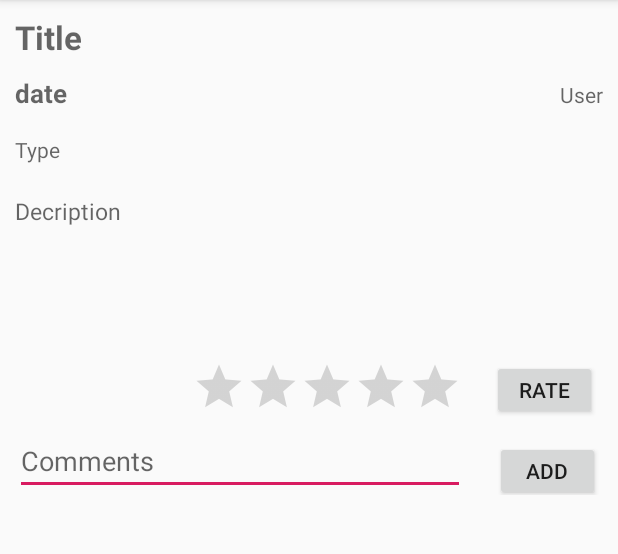
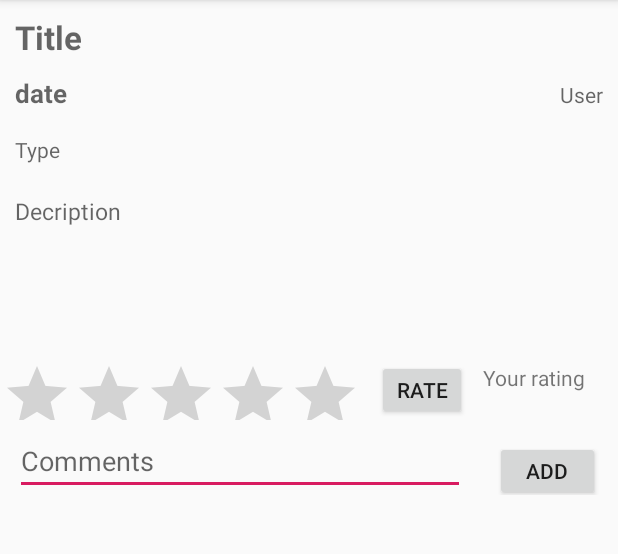
Before and after one commit to kh1290/EventManagerI, an Android app: the EventViewActivity screen opened directly, with no data from a screen before it, on a phone screen of 412 x 824 dp, the part 84-638 px from its top. Run offline under Robolectric (Android 15) with nearby library versions, the phone set to English and light mode, and no system bars; our stand-ins replace Firebase (no records; nobody signed in at launch, a user with empty details on screens opened directly).

Commit message:
ratingbar added

```diff
--- a/app/src/main/java/com/example/eventmanageri/Activities/EventViewActivity.java
+++ b/app/src/main/java/com/example/eventmanageri/Activities/EventViewActivity.java
@@ -7,12 +7,12 @@ import androidx.recyclerview.widget.RecyclerView;
 
 import android.content.Intent;
 import android.os.Bundle;
-import android.renderscript.Sampler;
 import android.view.Menu;
 import android.view.MenuItem;
 import android.view.View;
 import android.widget.Button;
 import android.widget.EditText;
+import android.widget.RatingBar;
 import android.widget.TextView;
 import android.widget.Toast;
 
@@ -38,19 +38,23 @@ import java.util.Locale;
 
 public class EventViewActivity extends AppCompatActivity {
 
-    private TextView mTitle_viewTxt, mUser_viewTxt, mDate_viewTxt, mMemo_viewTxt, mPhoto_viewTxt,
+    private TextView textViewRate, mTitle_viewTxt, mUser_viewTxt, mDate_viewTxt, mMemo_viewTxt, mPhoto_viewTxt,
             mVideo_viewTxt, mLocation_viewTxt, mType_viewTxt;
     // private ImageView mPhoto_imgView;
 
-    private String key, eventid, userid, title, date, memo, photo,
+    private String message, key, eventid, userid, title, date, memo, photo,
             video, location, share, type, uId, uDisplayName;
     private EditText mComment;
-    private Button mBtnUpdate, mBtnAddComment;
+    private Button mBtnUpdate, mBtnAddComment, mBtnRate;
     private FirebaseDatabase mDatabase;
     private FirebaseUser mUser;
+    private RatingBar ratingRatingBar;
     RecyclerView RvComment;
     List<Comment> listComment;
     CommentAdapter commentAdapter;
+
+
+
 
 
     @Override
@@ -70,6 +74,10 @@ public class EventViewActivity extends AppCompatActivity {
         mComment = (EditText) findViewById(R.id.comment_editView);
         mBtnUpdate = (Button) findViewById(R.id.btnUpdate);
         mBtnAddComment = (Button) findViewById(R.id.btnAddComment);
+        ratingRatingBar = (RatingBar) findViewById(R.id.ratingBar4);
+        mBtnRate = (Button)findViewById(R.id.button2);
+        final TextView ratingDisplayTextView = (TextView)findViewById(R.id.textViewRate);
+
 
         mDatabase = FirebaseDatabase.getInstance();
         mUser = FirebaseAuth.getInstance().getCurrentUser();
@@ -97,6 +105,16 @@ public class EventViewActivity extends AppCompatActivity {
         mPhoto_viewTxt.setText(photo);
         mVideo_viewTxt.setText(video);
         mLocation_viewTxt.setText(location);
+
+        // Edit Event : "Rate" Button
+        mBtnRate.setOnClickListener(new View.OnClickListener() {
+               @Override
+                public void onClick(View v) {
+
+                    ratingDisplayTextView.setText("Your rating is:"+ratingRatingBar.getRating());
+
+                }
+            });
 
         // Edit Event : "Comment" Button
         mBtnAddComment.setOnClickListener(new View.OnClickListener() {
@@ -200,4 +218,6 @@ public class EventViewActivity extends AppCompatActivity {
         return commentDate;
     }
 
+    //
+
 }
--- /dev/null
+++ b/app/src/main/java/com/example/eventmanageri/Models/RatingBar.java
@@ -0,0 +1,35 @@
+package com.example.eventmanageri.Models;
+
+import com.google.firebase.database.ServerValue;
+
+public class RatingBar {
+
+    private String content, uid, uname;
+    private Object timestamp;
+
+
+    public RatingBar() {
+    }
+
+    public RatingBar(String content, String uid, String uname) {
+        this.content = content;
+        this.uid = uid;
+        this.uname = uname;
+        //this.timestamp = ServerValue.TIMESTAMP;
+    }
+
+
+    public String getContent() {return content;}
+
+    public void setContent(String content) {this.content = content;}
+
+    public String getUid() {return uid;}
+
+    public void setUid(String uid) {this.uid = uid;}
+
+    public String getUname() {return uname;}
+
+    public void setUname(String uname) {this.uname = uname;}
+
+
+}
--- a/app/src/main/res/layout/activity_event_view.xml
+++ b/app/src/main/res/layout/activity_event_view.xml
@@ -86,33 +86,43 @@
                 android:hint="Decription" />
 
             <LinearLayout
-                android:layout_width="match_parent"
+                android:layout_width="401dp"
                 android:layout_height="50dp"
                 android:layout_centerHorizontal="true"
                 android:orientation="horizontal">
 
                 <RatingBar
                     android:id="@+id/ratingBar4"
-                    android:layout_width="wrap_content"
+                    android:layout_width="240dp"
                     android:layout_height="wrap_content"
-                    android:numStars="5"
-                    android:scrollbarSize="3dp"
-                    android:stepSize="0.1"
-                    style="?android:attr/ratingBarStyleIndicator"
-                    android:layout_marginStart="128dp"
+                    android:layout_marginStart="0.2dp"
                     android:layout_marginTop="10dp"
                     android:layout_marginEnd="10dp"
-                    android:layout_marginRight="10dp" />
+                    android:layout_marginRight="0.2dp"
+                    android:numStars="5"
+                    android:stepSize="1" />
 
                 <Button
                     android:id="@+id/button2"
-                    android:layout_width="70dp"
-                    android:layout_height="40dp"
-                    android:layout_marginStart="10dp"
+                    android:layout_width="60dp"
+                    android:layout_height="wrap_content"
+                    android:layout_marginStart="0.2dp"
                     android:layout_marginTop="10dp"
                     android:layout_marginEnd="10dp"
-                    android:layout_marginRight="10dp"
+                    android:layout_marginRight="0.2dp"
                     android:text="RATE" />
+
+                <TextView
+                    android:id="@+id/textViewRate"
+                    android:layout_width="wrap_content"
+                    android:layout_height="wrap_content"
+                    android:layout_marginStart="0.2dp"
+                    android:layout_marginTop="2dp"
+                    android:layout_marginEnd="2dp"
+                    android:layout_marginRight="0.2dp"
+                    android:layout_weight="1"
+                    android:text="Your rating" />
+
             </LinearLayout>
 
             <LinearLayout
@@ -143,6 +153,7 @@
                     android:text="add" />
 
             </LinearLayout>
+
         </LinearLayout>
 
         <androidx.recyclerview.widget.RecyclerView
```
